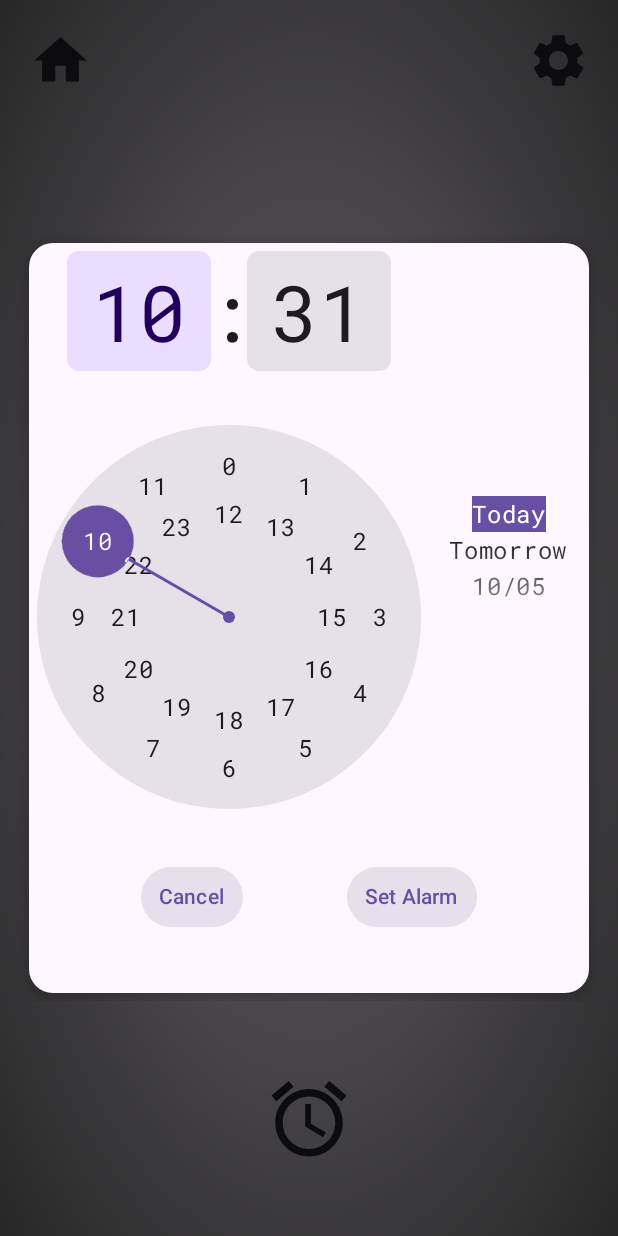
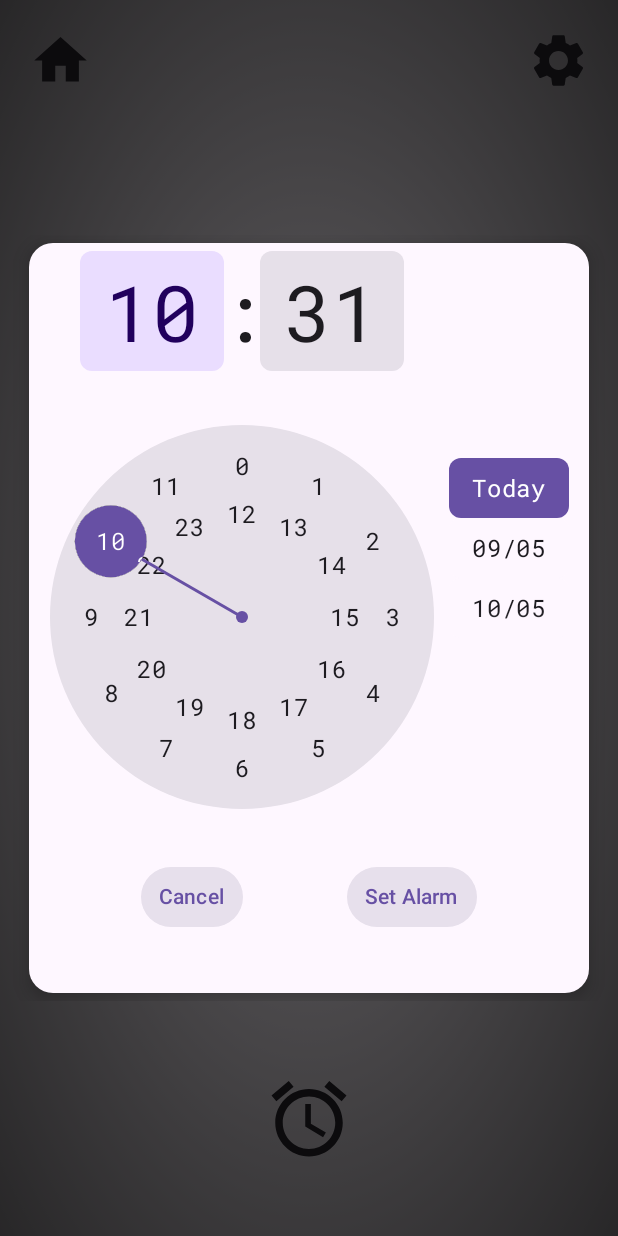
Before and after one commit to Matt-Haywood/Game-Clock, an Android app built with Jetpack Compose: the BaseClockScreen screen opened through its navigation route, after a tap on "Alarms", on a phone screen of 412 x 824 dp. Run offline under Robolectric (Android 15) with nearby library versions, the phone set to English and light mode, and no system bars; our stand-ins replace AdMob, Dagger/Hilt's generated code, Room's generated code, constraintlayout-compose; Roboto replaces fonts that are not available here.

Commit message:
Changed layout of date picker

```diff
--- a/app/src/main/java/com/example/gameclock/ui/alarm/AlarmDialog.kt
+++ b/app/src/main/java/com/example/gameclock/ui/alarm/AlarmDialog.kt
@@ -107,19 +107,13 @@ fun AlarmPickerDialog(
                             .padding(5.dp)
                     ) {
                         TimePicker(state = alarmTimePickerState)
-                        Column(
-                            verticalArrangement = Arrangement.Center,
-                            horizontalAlignment = Alignment.CenterHorizontally,
-                            modifier = Modifier
-                                .padding(start = 10.dp)
-                                .width(100.dp)
-                        ) {
+
                             DateSelector(
                                 dateListState = dateListState,
 //                                dateList = alarmUiState.dateList,
                                 alarmViewModel = alarmViewModel
                             )
-                        }
+
                     }
                     Row(
                         horizontalArrangement = Arrangement.SpaceEvenly,
@@ -181,16 +175,28 @@ fun DateSelector(
 //                Log.i(TAG, "DateSelector: firstVisibleItemIndex: $firstVisibleItemIndex")
             }
     }
-
-    Box(contentAlignment = Alignment.TopCenter, modifier = Modifier.height(70.dp)) {
+    Column(
+        verticalArrangement = Arrangement.Center,
+        horizontalAlignment = Alignment.CenterHorizontally,
+        modifier = Modifier
+            .padding(start = 10.dp)
+//            .fillMaxHeight()
+            .width(80.dp)
+    ) {
+        Box(contentAlignment = Alignment.TopCenter, modifier = Modifier.height(120.dp)
+//            .offset(y = 80.dp)
+        ) {
             LaunchedEffect(dateListState) {
                 snapshotFlow { dateListState.layoutInfo.visibleItemsInfo.lastOrNull()?.index }
                     .collectLatest { lastIndex ->
 //                    Log.i(TAG, "DateSelector: lastIndex: $lastIndex, dateList: ${dateList.size}")
                         if (lastIndex != null) {
-                        if (lastIndex >= dateList.size-1) {
+                            if (lastIndex >= dateList.size - 1) {
                                 val lastDate = dateList.last()
-                            Log.i(TAG, "lastIndex: $lastIndex, lastDate: $lastDate, dateList: ${dateList.size}")
+                                Log.i(
+                                    TAG,
+                                    "lastIndex: $lastIndex, lastDate: $lastDate, dateList: ${dateList.size}"
+                                )
                                 calenderNext.time = lastDate
                                 calenderNext.add(Calendar.DAY_OF_MONTH, 1)
                                 alarmViewModel.addToDateList(calenderNext.time)
@@ -204,10 +210,8 @@ fun DateSelector(
                 state = dateListState,
                 flingBehavior = rememberSnapFlingBehavior(lazyListState = dateListState),
                 horizontalAlignment = Alignment.CenterHorizontally,
-        ){
-//            item {
-//                Text(text = "")
-//            }
+                modifier = Modifier.fillMaxSize()
+            ) {
                 itemsIndexed(dateList) { index, date ->
                     val textColor = if (index == firstVisibleItemIndex) {
                         MaterialTheme.colorScheme.onPrimary
@@ -221,17 +225,29 @@ fun DateSelector(
                     }
                     val text = when (index) {
                         0 -> "Today"
-                    1 -> "Tomorrow"
+//                    1 -> "Tomorrow"
                         else -> format.format(date)
                     }
                     Surface(
-                    color = surfaceColor
+                        color = surfaceColor,
+                        shape = MaterialTheme.shapes.small,
+                        modifier = Modifier
+                            .fillMaxWidth()
+                            .height(40.dp)
+                    ) {
+                        Column(
+                            verticalArrangement = Arrangement.Center,
+                            horizontalAlignment = Alignment.CenterHorizontally,
+                            modifier = Modifier.fillMaxSize()
                         ) {
                             Text(
                                 text = text,
                                 color = textColor,
+                                style = MaterialTheme.typography.bodyLarge
 //                        modifier = Modifier.padding(5.dp)
                             )
+                        }
+
                     }
                 }
             }
@@ -244,13 +260,15 @@ fun DateSelector(
                             colors = listOf(
 //                            MaterialTheme.colorScheme.surface,
                                 Color.Transparent,
+                                Color.Transparent,
                                 MaterialTheme.colorScheme.surface
                             ),
-                        startY = 40f,
-                        endY = 180f // Adjust the endY to control the fade effect
+                            startY = 0f,
+                            endY = 300f // Adjust the endY to control the fade effect
                         )
                     )
             )
+        }
     }
 }
 
```
Lines whose indentation alone changed are shown as unchanged.
